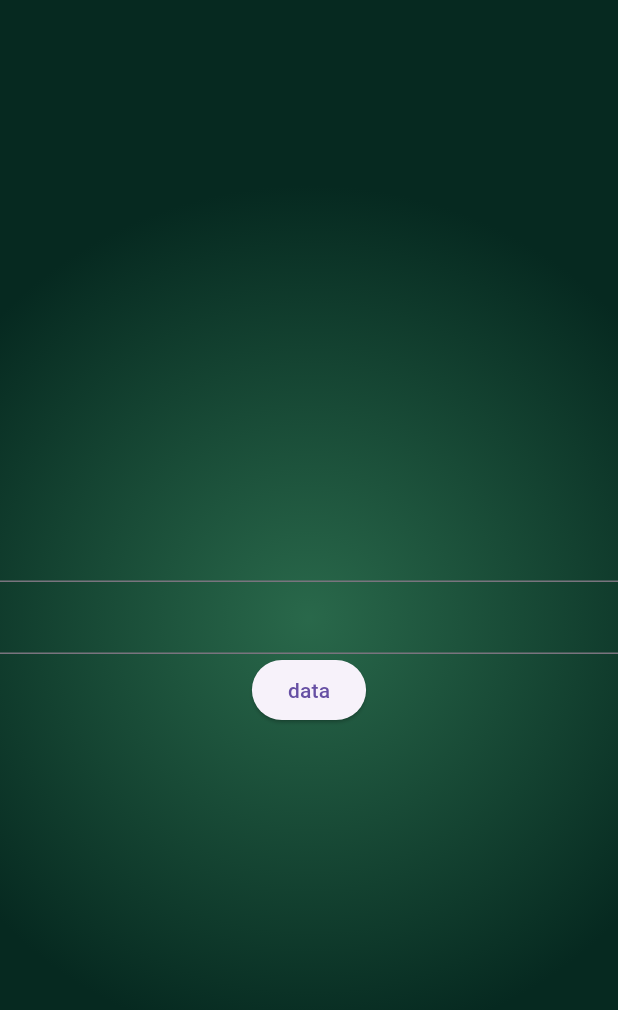
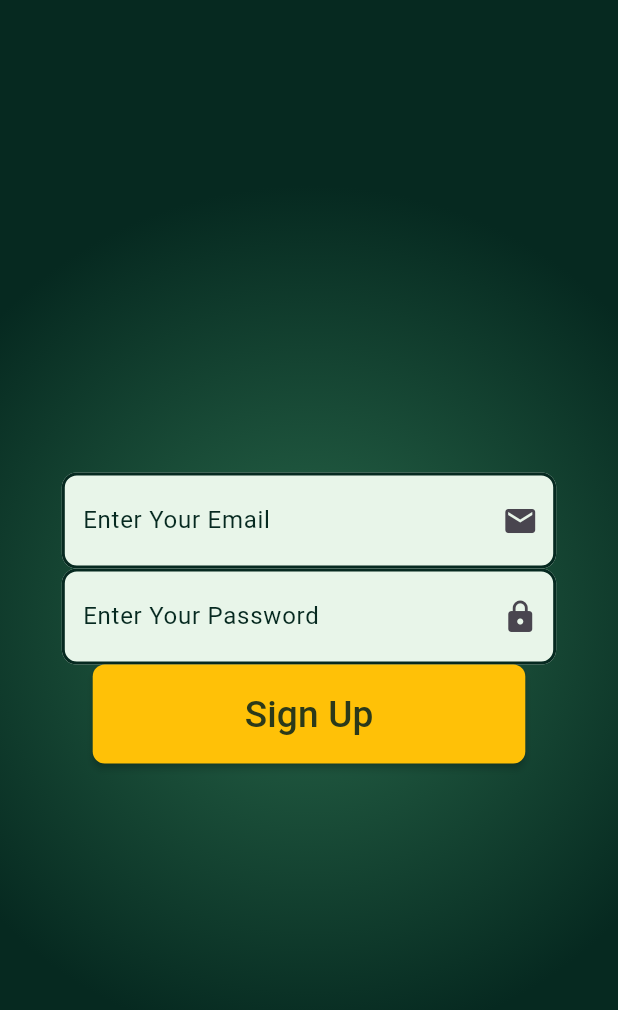
Before and after one commit to mrnipundilshan/smart_shopping_assistant, a Flutter app: the screen it shows after launch, on a phone screen of 412 x 824 dp. Shown: the top 1010 px of the screen. Run offline on Flutter 3.47's test engine with Material 3 defaults, Android fonts, the phone set to English and light mode, and no system bars; our stand-ins replace firebase_auth, firebase_core; accounts and stored records are empty.

Commit message:
Add user registration functionality and improve UI components

```diff
--- a/analysis_options.yaml
+++ b/analysis_options.yaml
@@ -3,3 +3,4 @@ analyzer:
   errors:
     camel_case_types: ignore
     file_names: ignore
+    use_build_context_synchronously: ignore
--- a/lib/auth/auth.dart
+++ b/lib/auth/auth.dart
@@ -14,6 +14,7 @@ class AuthService {
         email: email,
         password: password,
       );
+      log("account create successfully");
       return cred.user;
     } catch (e) {
       log("something went wrong");
--- a/lib/main.dart
+++ b/lib/main.dart
@@ -1,4 +1,5 @@
 import 'package:flutter/material.dart';
+import 'package:smart_shopping_assistant/screens/homescreen.dart';
 import 'package:smart_shopping_assistant/screens/welcomeScreen.dart';
 import 'package:firebase_core/firebase_core.dart';
 import 'firebase_options.dart';
@@ -16,7 +17,10 @@ class MainApp extends StatelessWidget {
   Widget build(BuildContext context) {
     return MaterialApp(
       debugShowCheckedModeBanner: false,
-      routes: {'/welcome': (context) => const WelcomeScreen()},
+      routes: {
+        '/welcome': (context) => const WelcomeScreen(),
+        '/home': (context) => const homepage(),
+      },
       home: const WelcomeScreen(),
       // Performance optimizations
       builder: (context, child) {
--- /dev/null
+++ b/lib/screens/homescreen.dart
@@ -0,0 +1,16 @@
+import 'package:flutter/material.dart';
+import 'package:smart_shopping_assistant/services/background/bg.dart';
+
+class homepage extends StatefulWidget {
+  const homepage({super.key});
+
+  @override
+  State<homepage> createState() => _homepageState();
+}
+
+class _homepageState extends State<homepage> {
+  @override
+  Widget build(BuildContext context) {
+    return Background(column: Column(children: [Text("Logged")]));
+  }
+}
--- a/lib/screens/welcomeScreen.dart
+++ b/lib/screens/welcomeScreen.dart
@@ -1,6 +1,8 @@
 import 'package:flutter/material.dart';
 import 'package:smart_shopping_assistant/auth/auth.dart';
 import 'package:smart_shopping_assistant/services/background/bg.dart';
+import 'package:smart_shopping_assistant/services/reuse/buttons.dart';
+import 'package:smart_shopping_assistant/services/reuse/textfield.dart';
 
 class WelcomeScreen extends StatefulWidget {
   const WelcomeScreen({super.key});
@@ -19,19 +21,29 @@ class _WelcomeScreenState extends State<WelcomeScreen> {
       column: Column(
         mainAxisAlignment: MainAxisAlignment.center,
         children: [
-          TextField(controller: _email),
-          TextField(controller: _password),
-          ElevatedButton(
-            onPressed: () {
-              AuthService().createUserWithEmailAndPassword(
-                _email.text,
-                _password.text,
-              );
-            },
-            child: Text("data"),
+          textfield(
+            reusetexteditincontroller: _email,
+            text: "Enter Your Email",
+            icon: Icon(Icons.email),
           ),
+          textfield(
+            reusetexteditincontroller: _password,
+            text: "Enter Your Password",
+            icon: Icon(Icons.lock),
+          ),
+          functionbutton(text: "Sign Up", function: _signup),
         ],
       ),
     );
   }
+
+  Future<void> _signup() async {
+    final user = await AuthService().createUserWithEmailAndPassword(
+      _email.text,
+      _password.text,
+    );
+    if (user != null) {
+      Navigator.pushReplacementNamed(context, '/home');
+    }
+  }
 }
--- /dev/null
+++ b/lib/services/reuse/buttons.dart
@@ -0,0 +1,33 @@
+import 'package:flutter/material.dart';
+
+class functionbutton extends StatelessWidget {
+  final String text;
+  final Function function;
+
+  const functionbutton({super.key, required this.text, required this.function});
+
+  @override
+  Widget build(BuildContext context) {
+    double width = MediaQuery.of(context).size.width;
+    double height = MediaQuery.of(context).size.height;
+
+    return ElevatedButton(
+      onPressed: () {
+        function();
+      },
+      style: ElevatedButton.styleFrom(
+        backgroundColor: Colors.amber,
+        minimumSize: Size(width * 0.7, height * 0.08),
+        shape: RoundedRectangleBorder(borderRadius: BorderRadius.circular(8)),
+        elevation: 2,
+      ),
+      child: Text(
+        text,
+        style: TextStyle(
+          fontSize: width * 0.06,
+          color: const Color.fromARGB(255, 43, 57, 26),
+        ),
+      ),
+    );
+  }
+}
--- /dev/null
+++ b/lib/services/reuse/textfield.dart
@@ -0,0 +1,44 @@
+import 'package:flutter/material.dart';
+
+class textfield extends StatelessWidget {
+  final TextEditingController reusetexteditincontroller;
+  final String text;
+  final Icon icon;
+
+  const textfield({
+    super.key,
+    required this.reusetexteditincontroller,
+    required this.text,
+    required this.icon,
+  });
+
+  @override
+  Widget build(BuildContext context) {
+    double width = MediaQuery.of(context).size.width;
+
+    return SizedBox(
+      width: width * 0.8,
+      child: TextField(
+        controller: reusetexteditincontroller,
+        decoration: InputDecoration(
+          filled: true,
+          fillColor: Colors.green[50],
+          iconColor: Color(0xFF062920),
+          hintStyle: TextStyle(color: Color(0xFF062920)),
+          hintText: text,
+          suffixIcon: icon,
+          contentPadding: EdgeInsets.symmetric(vertical: 20, horizontal: 10),
+          focusedBorder: OutlineInputBorder(
+            borderRadius: BorderRadius.circular(10),
+            borderSide: BorderSide(color: Colors.green, width: 2),
+          ),
+          enabledBorder: OutlineInputBorder(
+            borderRadius: BorderRadius.circular(10),
+            borderSide: BorderSide(color: const Color(0xFF062920), width: 2),
+          ),
+          border: OutlineInputBorder(),
+        ),
+      ),
+    );
+  }
+}
```
